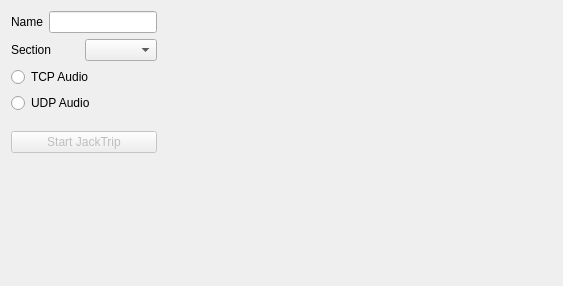
Old version of the form src/rehearsalchef/memberform.ui in the repository alexcoy257/lrnet.
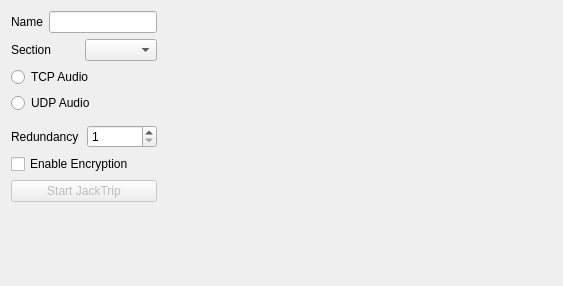
New version of the form. Custom widgets are drawn as their Qt base class.

Commit message: add UI code to request encryption and key-priming

Patch:
```diff
--- a/src/rehearsalchef/memberform.ui
+++ b/src/rehearsalchef/memberform.ui
@@ -14,22 +14,6 @@
    <string>Form</string>
   </property>
   <layout class="QGridLayout" name="mainGridLayout">
-   <item row="2" column="1" rowspan="4">
-    <layout class="QVBoxLayout" name="chatArea"/>
-   </item>
-   <item row="7" column="0">
-    <spacer name="verticalSpacer">
-     <property name="orientation">
-      <enum>Qt::Vertical</enum>
-     </property>
-     <property name="sizeHint" stdset="0">
-      <size>
-       <width>20</width>
-       <height>40</height>
-      </size>
-     </property>
-    </spacer>
-   </item>
    <item row="3" column="0">
     <widget class="QRadioButton" name="udpAudioButton">
      <property name="text">
@@ -37,6 +21,40 @@
      </property>
     </widget>
    </item>
+   <item row="5" column="0">
+    <layout class="QHBoxLayout" name="horizontalLayout">
+     <item>
+      <widget class="QLabel" name="redundancyLabel">
+       <property name="text">
+        <string>Redundancy</string>
+       </property>
+      </widget>
+     </item>
+     <item>
+      <widget class="QSpinBox" name="redundancyChoice">
+       <property name="toolTip">
+        <string>One fewer than the number of consecutive dropped packets allowed</string>
+       </property>
+       <property name="minimum">
+        <number>1</number>
+       </property>
+       <property name="maximum">
+        <number>5</number>
+       </property>
+      </widget>
+     </item>
+    </layout>
+   </item>
+   <item row="7" column="0">
+    <widget class="QPushButton" name="startJackTripButton">
+     <property name="enabled">
+      <bool>false</bool>
+     </property>
+     <property name="text">
+      <string>Start JackTrip</string>
+     </property>
+    </widget>
+   </item>
    <item row="1" column="0">
     <layout class="QHBoxLayout" name="SectionArea">
      <item>
@@ -51,22 +69,18 @@
      </item>
     </layout>
    </item>
-   <item row="6" column="0">
-    <widget class="QPushButton" name="startJackTripButton">
-     <property name="enabled">
-      <bool>false</bool>
+   <item row="8" column="0">
+    <spacer name="verticalSpacer">
+     <property name="orientation">
+      <enum>Qt::Vertical</enum>
      </property>
-     <property name="text">
-      <string>Start JackTrip</string>
+     <property name="sizeHint" stdset="0">
+      <size>
+       <width>20</width>
+       <height>40</height>
+      </size>
      </property>
-    </widget>
-   </item>
-   <item row="2" column="0">
-    <widget class="QRadioButton" name="tcpAudioButton">
-     <property name="text">
-      <string>TCP Audio</string>
-     </property>
-    </widget>
+    </spacer>
    </item>
    <item row="1" column="1">
     <spacer name="horizontalSpacer">
@@ -81,6 +95,12 @@
      </property>
     </spacer>
    </item>
+   <item row="4" column="0">
+    <widget class="JackParameterForm" name="jackServer" native="true"/>
+   </item>
+   <item row="2" column="1" rowspan="4">
+    <layout class="QVBoxLayout" name="chatArea"/>
+   </item>
    <item row="0" column="0">
     <layout class="QHBoxLayout" name="NameArea">
      <item>
@@ -108,8 +128,19 @@
      </item>
     </layout>
    </item>
-   <item row="4" column="0">
-    <widget class="JackParameterForm" name="jackServer" native="true"/>
+   <item row="2" column="0">
+    <widget class="QRadioButton" name="tcpAudioButton">
+     <property name="text">
+      <string>TCP Audio</string>
+     </property>
+    </widget>
+   </item>
+   <item row="6" column="0">
+    <widget class="QCheckBox" name="encryptEnabledBox">
+     <property name="text">
+      <string>Enable Encryption</string>
+     </property>
+    </widget>
    </item>
   </layout>
  </widget>
```
The commit also changes 12 other files.
